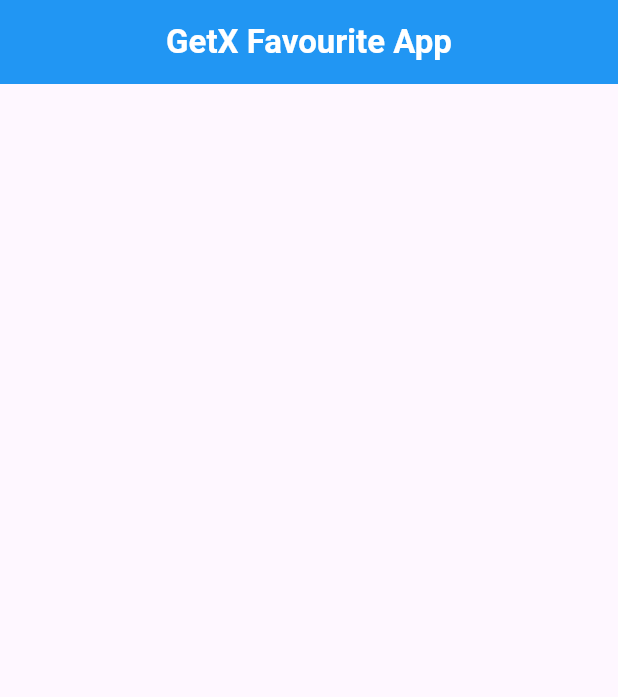
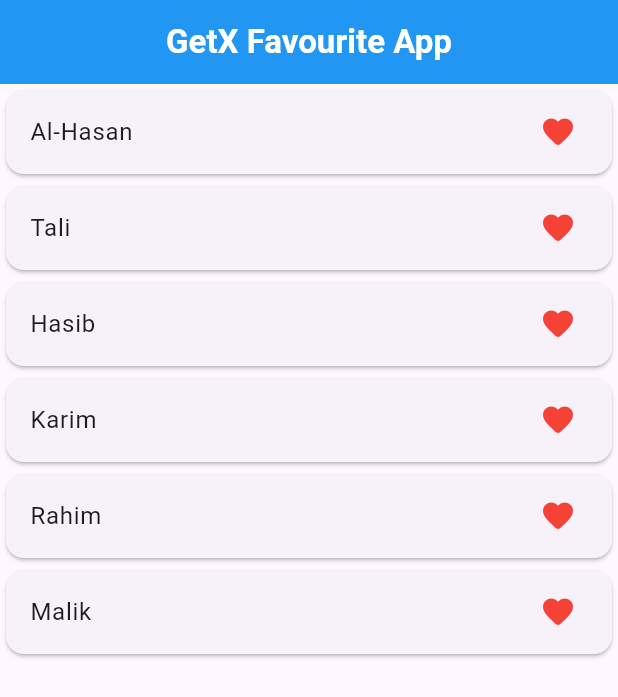
Before and after one commit to alhasann351/getx_favourite_app, a Flutter app: the screen it shows after launch, on a phone screen of 412 x 824 dp. Shown: the top 697 px of the screen. Run offline on Flutter 3.47's test engine with Material 3 defaults, Android fonts, the phone set to English and light mode, and no system bars; our stand-ins replace get.

Commit message:
use-setstate-design-added

```diff
--- a/lib/my_home_page.dart
+++ b/lib/my_home_page.dart
@@ -8,6 +8,9 @@ class MyHomePage extends StatefulWidget {
 }
 
 class _MyHomePageState extends State<MyHomePage> {
+  List<String> name = ['Al-Hasan', 'Tali', 'Hasib', 'Karim', 'Rahim', 'Malik'];
+  List<String> tempName = [];
+
   @override
   Widget build(BuildContext context) {
     return Scaffold(
@@ -23,6 +26,27 @@ class _MyHomePageState extends State<MyHomePage> {
           ),
         ),
       ),
+      body: ListView.builder(
+        itemCount: name.length,
+        itemBuilder: (context, index) {
+          return Card(
+            child: ListTile(
+              onTap: (){
+                if(tempName.contains(name[index].toString())){
+                  tempName.remove(name[index].toString());
+                }else{
+                  tempName.add(name[index].toString());
+                }
+                setState(() {
+
+                });
+              },
+              title: Text(name[index].toString()),
+              trailing: Icon(tempName.contains(name[index].toString()) ? Icons.favorite_border : Icons.favorite_rounded, color: Colors.red,),
+            ),
+          );
+        },
+      ),
     );
   }
 }
```
